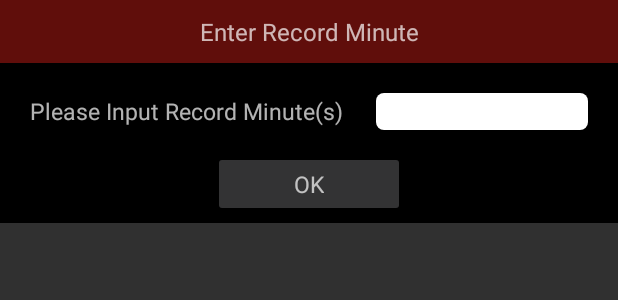
After one commit to claire-lxy/DVB-S_ITV, an Android app: the layout dialog_record_minute_layout.xml on its own in the app's theme, with its tools: preview values and no code run, on a phone screen of 412 x 824 dp. The commit adds this screen. Shown: the top 300 px of the screen. Run offline under Robolectric (Android 15) with nearby library versions, the phone set to English and light mode, and no system bars.

Commit message:
1、完成待机情况下book唤醒屏幕功能 2、录制时长添加接口获取

```diff
--- a/app/src/main/AndroidManifest.xml
+++ b/app/src/main/AndroidManifest.xml
@@ -78,7 +78,7 @@
 
         <service
             android:name="com.konkawise.dtv.service.BookService"
-            android:enabled="true" />
+            android:exported="true" />
         <service android:name=".service.PowerService" />
     </application>
 
--- a/app/src/main/java/com/konkawise/dtv/Constants.java
+++ b/app/src/main/java/com/konkawise/dtv/Constants.java
@@ -51,6 +51,8 @@ public class Constants {
     public static final int TIME_CALLBACK_MSG_ID = 0x8004; // 系统时间消息回调通道id
     public static final int PVR_CALLBACK_MSG_ID = 0x8005; // PVR播放消息回调通道id
 
+    public static final String STANDBY_SCREEN_ON_PROPERTY = "sys.screen.wakeup"; // 待机允许唤醒系统属性
+
     public interface IntentKey {
         String INTENT_SATELLITE_INDEX = "satelliteIndex";
         String INTENT_SATELLITE_ACTIVITY = "satelliteActivity";
--- a/app/src/main/java/com/konkawise/dtv/SWDVBManager.java
+++ b/app/src/main/java/com/konkawise/dtv/SWDVBManager.java
@@ -32,7 +32,7 @@ public class SWDVBManager {
     }
 
     public void unregisterDTVListener(SWDVB.DTVListener listener) {
-
+        SWDVB.GetInstance().unregisterMsgCallbackListener(listener);
     }
 
     public void releaseResource() {
--- /dev/null
+++ b/app/src/main/java/com/konkawise/dtv/dialog/OnCommCallback.java
@@ -0,0 +1,5 @@
+package com.konkawise.dtv.dialog;
+
+public interface OnCommCallback {
+    void callback(Object object);
+}
--- a/app/src/main/java/com/konkawise/dtv/receiver/PowerReceiver.java
+++ b/app/src/main/java/com/konkawise/dtv/receiver/PowerReceiver.java
@@ -5,6 +5,8 @@ import android.content.Context;
 import android.content.Intent;
 import android.util.Log;
 
+import com.konkawise.dtv.Constants;
+import com.konkawise.dtv.PropertiesManager;
 import com.konkawise.dtv.SWDVBManager;
 
 public class PowerReceiver extends BroadcastReceiver {
@@ -14,6 +16,8 @@ public class PowerReceiver extends BroadcastReceiver {
     public void onReceive(Context context, Intent intent) {
         if (Intent.ACTION_SCREEN_OFF.equals(intent.getAction())) {
             Log.i(TAG, "receive screen off");
+            // 待机情况下设置系统属性，book触发时亮起屏幕倒计时弹框
+            PropertiesManager.getInstance().setProperty(Constants.STANDBY_SCREEN_ON_PROPERTY, "true");
             SWDVBManager.getInstance().releaseResource();
         }
     }
--- a/app/src/main/java/com/konkawise/dtv/utils/TimeUtils.java
+++ b/app/src/main/java/com/konkawise/dtv/utils/TimeUtils.java
@@ -1,6 +1,5 @@
 package com.konkawise.dtv.utils;
 
-import android.annotation.SuppressLint;
 import android.content.Context;
 import android.text.TextUtils;
 
@@ -9,7 +8,6 @@ import com.konkawise.dtv.SWTimerManager;
 import com.konkawise.dtv.bean.DateModel;
 
 import java.text.DecimalFormat;
-import java.text.SimpleDateFormat;
 import java.util.ArrayList;
 import java.util.Calendar;
 import java.util.Date;
@@ -24,8 +22,6 @@ public class TimeUtils {
     public static final int HOUR = 3;
     public static final int MINUTE = 4;
 
-    @SuppressLint("SimpleDateFormat")
-    private static final SimpleDateFormat sDateFormat = new SimpleDateFormat("yyyy-MM-dd HH:mm:ss");
     private static final DecimalFormat sDecimalFormat = new DecimalFormat("00");
 
     /**
--- /dev/null
+++ b/app/src/main/res/layout/dialog_record_minute_layout.xml
@@ -0,0 +1,61 @@
+<?xml version="1.0" encoding="utf-8"?>
+<LinearLayout xmlns:android="http://schemas.android.com/apk/res/android"
+    android:layout_width="match_parent"
+    android:layout_height="wrap_content"
+    android:background="@android:color/black"
+    android:orientation="vertical">
+
+    <TextView
+        android:layout_width="match_parent"
+        android:layout_height="wrap_content"
+        android:background="#600E0B"
+        android:gravity="center"
+        android:padding="10dp"
+        android:text="@string/dialog_record_minute_title"
+        android:textSize="16sp" />
+
+    <LinearLayout
+        android:layout_width="match_parent"
+        android:layout_height="match_parent"
+        android:gravity="center_vertical"
+        android:orientation="horizontal"
+        android:paddingLeft="20dp"
+        android:paddingTop="20dp"
+        android:paddingRight="20dp"
+        android:paddingBottom="10dp">
+
+        <TextView
+            android:layout_width="wrap_content"
+            android:layout_height="wrap_content"
+            android:text="@string/dialog_record_minute_content"
+            android:textSize="15sp" />
+
+        <com.konkawise.dtv.view.LastInputEditText
+            android:id="@+id/et_record_minute"
+            android:layout_width="match_parent"
+            android:layout_height="wrap_content"
+            android:layout_marginStart="22dp"
+            android:layout_marginLeft="22dp"
+            android:background="@drawable/comm_edit_bg"
+            android:focusable="false"
+            android:inputType="number"
+            android:paddingLeft="2dp"
+            android:textColor="@android:color/black" />
+    </LinearLayout>
+
+    <TextView
+        android:id="@+id/btn_confirm_record_minute"
+        android:layout_width="wrap_content"
+        android:layout_height="wrap_content"
+        android:layout_gravity="center"
+        android:layout_margin="10dp"
+        android:background="@drawable/dvb_delete_btn_selector"
+        android:focusable="true"
+        android:gravity="center"
+        android:paddingLeft="50dp"
+        android:paddingTop="5dp"
+        android:paddingRight="50dp"
+        android:paddingBottom="5dp"
+        android:text="@string/ok"
+        android:textSize="15sp" />
+</LinearLayout>
--- a/app/src/main/res/values/strings.xml
+++ b/app/src/main/res/values/strings.xml
@@ -366,19 +366,24 @@
     <string name="play">Play</string>
     <string name="dialog_delete_channel_content">Are you sure to delete?</string>
 
+    <string name="dialog_record_minute_title">Enter Record Minute</string>
+    <string name="dialog_record_minute_content">Please Input Record Minute(s)</string>
+
     <string name="toast_invalid_password">Invalid password</string>
     <string name="toast_invalid_password_length">Need 4-digit password</string>
     <string name="toast_book_limit">Book Limit</string>
     <string name="toast_book_invalid">Invalid Value</string>
     <string name="toast_current_password_error">Current password error</string>
     <string name="toast_confirm_password_invalid">Confirm password is incorrect</string>
-    <string name="toast_pid_not_empty">parameter should be not empty</string>
+    <string name="toast_pid_not_empty">Parameter should be not empty</string>
     <string name="toast_program_number_invalid">No This Channel</string>
     <string name="toast_start_record">Start Recording!</string>
     <string name="toast_stop_record">Record End!</string>
     <string name="toast_no_storage_device">No Storage Device!</string>
     <string name="toast_program_playing">Program is playing!</string>
     <string name="toast_start_record_failed">Start record failed!</string>
+    <string name="toast_record_minute_empty">Record Minute(s) should be not empty</string>
+    <string name="toast_record_minute_invalid">Record minute(s) invalid!</string>
 
     <string name="dialog_try_auto_diseqc">Scanning DiSEqC Port Index {0}.Try [{1}/{2}] times...</string>
     <string name="dialog_auto_diseqc_title">Information</string>
```
Also changed, not shown: app/src/main/java/com/konkawise/dtv/PropertiesManager.java (added, +41 -0 lines), app/src/main/java/com/konkawise/dtv/SWDJAPVRManager.java (+20 -0 lines), app/src/main/java/com/konkawise/dtv/SWFtaManager.java (+14 -0 lines), app/src/main/java/com/konkawise/dtv/SWTimerManager.java (+11 -0 lines), app/src/main/java/com/konkawise/dtv/ScreenManager.java (added, +39 -0 lines), app/src/main/java/com/konkawise/dtv/UsbManager.java (+21 -96 lines), app/src/main/java/com/konkawise/dtv/dialog/RecordMinuteDialog.java (added, +82 -0 lines), app/src/main/java/com/konkawise/dtv/service/BookService.java (+19 -8 lines), app/src/main/java/com/konkawise/dtv/ui/Topmost.java (+60 -24 lines), 1 other file.
